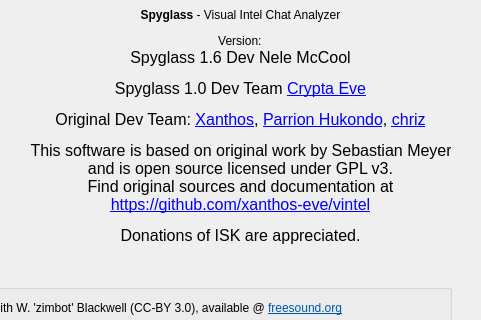
Qt form src/vi/ui/Info.ui (jkey-67/spyglass) before a commit; both pictures show x 219 to 700 and y 0 to 320 of the 700 by 592 pixel window.
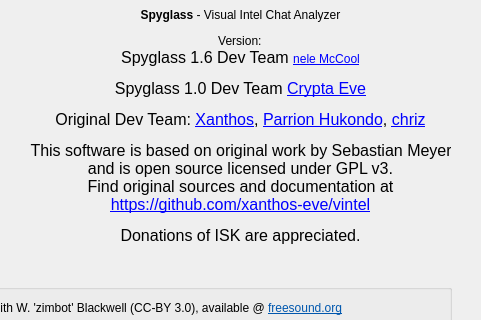
The same form after that commit.

```diff
--- a/src/vi/ui/Info.ui
+++ b/src/vi/ui/Info.ui
@@ -750,7 +750,7 @@
     </rect>
    </property>
    <property name="text">
-    <string>&lt;html&gt;&lt;head/&gt;&lt;body&gt;&lt;p align=&quot;center&quot;&gt;&lt;span style=&quot; font-weight:600;&quot;&gt;Spyglass&lt;/span&gt; - Visual Intel Chat Analyzer&lt;br/&gt;&lt;/p&gt;&lt;p align=&quot;center&quot;&gt;&lt;span style=&quot; font-size:12pt;&quot;&gt;Spyglass 1.6 Dev Nele McCool&lt;/span&gt;&lt;/p&gt;&lt;p align=&quot;center&quot;&gt;&lt;span style=&quot; font-size:12pt;&quot;&gt;Spyglass 1.0 Dev Team &lt;/span&gt;&lt;a href=&quot;mailto: crypta@crypta.tech&quot;&gt;&lt;span style=&quot; font-size:12pt; text-decoration: underline; color:#0000ff;&quot;&gt;Crypta Eve&lt;/span&gt;&lt;/a&gt;&lt;/p&gt;&lt;p align=&quot;center&quot;&gt;&lt;span style=&quot; font-size:12pt;&quot;&gt;Original Dev Team: &lt;/span&gt;&lt;a href=&quot;mailto:xanthos.eve@gmail.com&quot;&gt;&lt;span style=&quot; font-size:12pt; text-decoration: underline; color:#0000ff;&quot;&gt;Xanthos&lt;/span&gt;&lt;/a&gt;&lt;span style=&quot; font-size:12pt;&quot;&gt;, &lt;/span&gt;&lt;a href=&quot;mailto:lightlazer@gmail.com&quot;&gt;&lt;span style=&quot; font-size:12pt; text-decoration: underline; color:#0000ff;&quot;&gt;Parrion Hukondo&lt;/span&gt;&lt;/a&gt;&lt;span style=&quot; font-size:12pt;&quot;&gt;, &lt;/span&gt;&lt;a href=&quot;mailto:cberg@3wsolutions.se&quot;&gt;&lt;span style=&quot; font-size:12pt; text-decoration: underline; color:#0000ff;&quot;&gt;chriz&lt;/span&gt;&lt;/a&gt;&lt;/p&gt;&lt;p align=&quot;center&quot;&gt;&lt;span style=&quot; font-size:12pt;&quot;&gt;This software is based on original work by Sebastian Meyer &lt;br/&gt;and is open source licensed under GPL v3.&lt;br/&gt;Find original sources and documentation at&lt;br/&gt;&lt;/span&gt;&lt;a href=&quot;https://github.com/XanthosX/vintel&quot;&gt;&lt;span style=&quot; font-size:12pt; text-decoration: underline; color:#0000ff;&quot;&gt;https://github.com/xanthos-eve/vintel&lt;/span&gt;&lt;/a&gt;&lt;/p&gt;&lt;p align=&quot;center&quot;&gt;&lt;span style=&quot; font-size:12pt;&quot;&gt;Donations of ISK are appreciated.&lt;/span&gt;&lt;/p&gt;&lt;/body&gt;&lt;/html&gt;</string>
+    <string>&lt;html&gt;&lt;head/&gt;&lt;body&gt;&lt;p align=&quot;center&quot;&gt;&lt;span style=&quot; font-weight:600;&quot;&gt;Spyglass&lt;/span&gt; - Visual Intel Chat Analyzer&lt;br/&gt;&lt;/p&gt;&lt;p align=&quot;center&quot;&gt;&lt;span style=&quot; font-size:12pt;&quot;&gt;Spyglass 1.6 Dev Team &lt;/span&gt;&lt;a href=&quot;https://github.com/jkey-67/spyglass/tree/qt5&quot;&gt;&lt;span style=&quot; text-decoration: underline; color:#0000ff;&quot;&gt;nele McCool&lt;/span&gt;&lt;/a&gt;&lt;/p&gt;&lt;p align=&quot;center&quot;&gt;&lt;span style=&quot; font-size:12pt;&quot;&gt;Spyglass 1.0 Dev Team &lt;/span&gt;&lt;a href=&quot;mailto: crypta@crypta.tech&quot;&gt;&lt;span style=&quot; font-size:12pt; text-decoration: underline; color:#0000ff;&quot;&gt;Crypta Eve&lt;/span&gt;&lt;/a&gt;&lt;/p&gt;&lt;p align=&quot;center&quot;&gt;&lt;span style=&quot; font-size:12pt;&quot;&gt;Original Dev Team: &lt;/span&gt;&lt;a href=&quot;mailto:xanthos.eve@gmail.com&quot;&gt;&lt;span style=&quot; font-size:12pt; text-decoration: underline; color:#0000ff;&quot;&gt;Xanthos&lt;/span&gt;&lt;/a&gt;&lt;span style=&quot; font-size:12pt;&quot;&gt;, &lt;/span&gt;&lt;a href=&quot;mailto:lightlazer@gmail.com&quot;&gt;&lt;span style=&quot; font-size:12pt; text-decoration: underline; color:#0000ff;&quot;&gt;Parrion Hukondo&lt;/span&gt;&lt;/a&gt;&lt;span style=&quot; font-size:12pt;&quot;&gt;, &lt;/span&gt;&lt;a href=&quot;mailto:cberg@3wsolutions.se&quot;&gt;&lt;span style=&quot; font-size:12pt; text-decoration: underline; color:#0000ff;&quot;&gt;chriz&lt;/span&gt;&lt;/a&gt;&lt;/p&gt;&lt;p align=&quot;center&quot;&gt;&lt;span style=&quot; font-size:12pt;&quot;&gt;This software is based on original work by Sebastian Meyer &lt;br/&gt;and is open source licensed under GPL v3.&lt;br/&gt;Find original sources and documentation at&lt;br/&gt;&lt;/span&gt;&lt;a href=&quot;https://github.com/XanthosX/vintel&quot;&gt;&lt;span style=&quot; font-size:12pt; text-decoration: underline; color:#0000ff;&quot;&gt;https://github.com/xanthos-eve/vintel&lt;/span&gt;&lt;/a&gt;&lt;/p&gt;&lt;p align=&quot;center&quot;&gt;&lt;span style=&quot; font-size:12pt;&quot;&gt;Donations of ISK are appreciated.&lt;/span&gt;&lt;/p&gt;&lt;/body&gt;&lt;/html&gt;</string>
    </property>
    <property name="alignment">
     <set>Qt::AlignHCenter|Qt::AlignTop</set>
```
